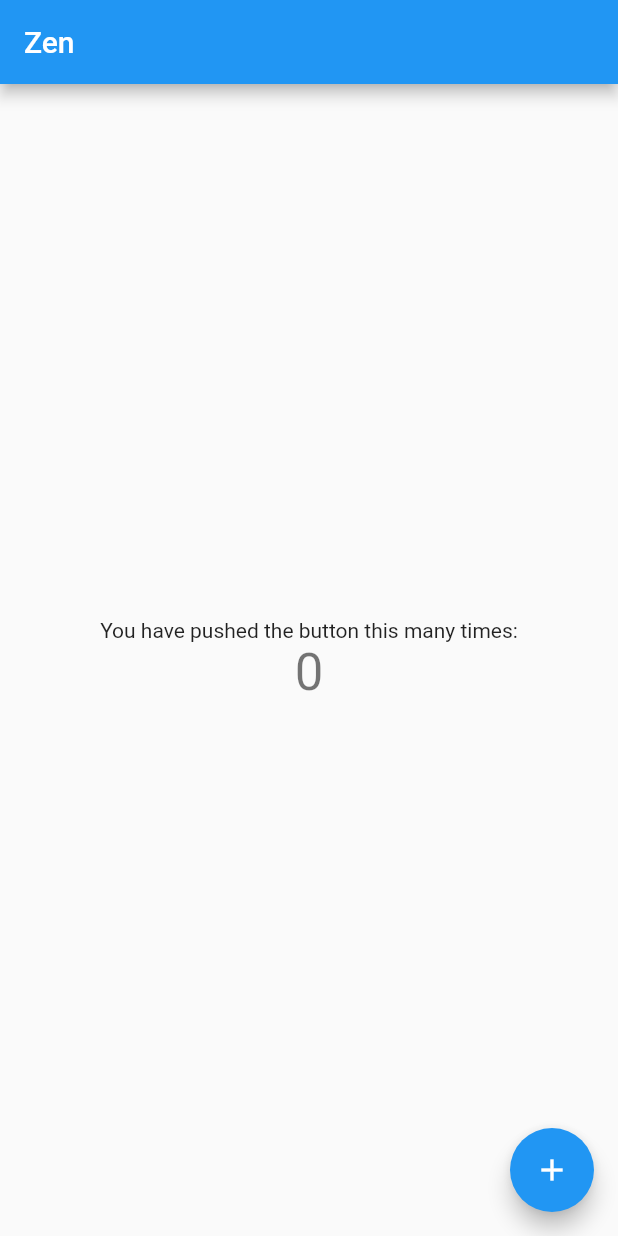
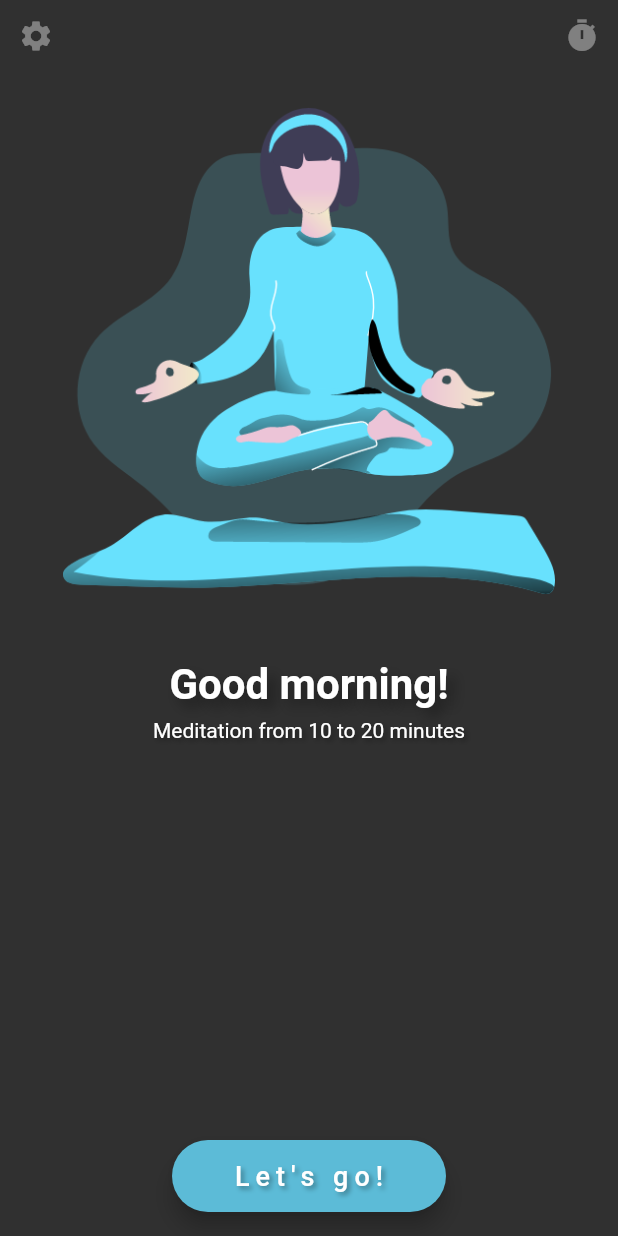
Before and after one commit to Steellow/zen, a Flutter app: the screen it shows after launch, on a phone screen of 412 x 824 dp. Run offline on Flutter 3.47's test engine with Material 2 defaults, Android fonts, the light colour scheme and no system bars.

Commit message:
Craete basic UI for homescreen

```diff
--- a/lib/main.dart
+++ b/lib/main.dart
@@ -1,4 +1,6 @@
 import 'package:flutter/material.dart';
+import 'package:zen_app/screens/home_screen.dart';
+import 'package:zen_app/util/styles.dart';
 
 void main() {
   runApp(const MyApp());
@@ -11,58 +13,9 @@ class MyApp extends StatelessWidget {
   Widget build(BuildContext context) {
     return MaterialApp(
       debugShowCheckedModeBanner: false,
-      title: 'Flutter Demo',
-      theme: ThemeData(
-        primarySwatch: Colors.blue,
-      ),
-      home: const MyHomePage(title: 'Zen'),
+      title: 'zen',
+      theme: Styles.myThemeData,
+      home: const HomeScreen(),
     );
   }
 }
-
-class MyHomePage extends StatefulWidget {
-  const MyHomePage({super.key, required this.title});
-
-  final String title;
-
-  @override
-  State<MyHomePage> createState() => _MyHomePageState();
-}
-
-class _MyHomePageState extends State<MyHomePage> {
-  int _counter = 0;
-
-  void _incrementCounter() {
-    setState(() {
-      _counter++;
-    });
-  }
-
-  @override
-  Widget build(BuildContext context) {
-    return Scaffold(
-      appBar: AppBar(
-        title: Text(widget.title),
-      ),
-      body: Center(
-        child: Column(
-          mainAxisAlignment: MainAxisAlignment.center,
-          children: <Widget>[
-            const Text(
-              'You have pushed the button this many times:',
-            ),
-            Text(
-              '$_counter',
-              style: Theme.of(context).textTheme.headline4,
-            ),
-          ],
-        ),
-      ),
-      floatingActionButton: FloatingActionButton(
-        onPressed: _incrementCounter,
-        tooltip: 'Increment',
-        child: const Icon(Icons.add),
-      ),
-    );
-  }
-}
--- /dev/null
+++ b/lib/screens/home_screen.dart
@@ -0,0 +1,64 @@
+import 'package:flutter/material.dart';
+import 'package:zen_app/util/styles.dart';
+
+class HomeScreen extends StatelessWidget {
+  const HomeScreen({super.key});
+
+  @override
+  Widget build(BuildContext context) {
+    return Scaffold(
+      body: SafeArea(
+        child: Column(
+          children: [
+            Row(
+              mainAxisAlignment: MainAxisAlignment.spaceBetween,
+              children: const [
+                IconButton(
+                  onPressed: null,
+                  icon: Icon(Icons.settings),
+                ),
+                IconButton(
+                  onPressed: null,
+                  icon: Icon(Icons.timer),
+                ),
+              ],
+            ),
+            Padding(
+              padding: const EdgeInsets.only(
+                left: 42,
+                right: 42,
+                bottom: 42,
+                top: 22,
+              ),
+              child: Image.asset('assets/meditation-girl.png'),
+            ),
+            const Text(
+              "Good morning!", // TODO: Dynamic hello message
+              style: Styles.titleText,
+            ),
+            Container(
+              height: 6,
+            ),
+            const Text(
+              "Meditation from 10 to 20 minutes", // TODO: Dynamic text
+              style: TextStyle(
+                shadows: [Styles.smallTextShadow],
+              ),
+            ),
+          ],
+        ),
+      ),
+      floatingActionButton: FloatingActionButton.extended(
+        onPressed: () {},
+        label: const Padding(
+          padding: EdgeInsets.symmetric(horizontal: 20),
+          child: Text(
+            "Let's go!",
+            style: Styles.floatingButtonTextStyle,
+          ),
+        ),
+      ),
+      floatingActionButtonLocation: FloatingActionButtonLocation.centerFloat,
+    );
+  }
+}
--- /dev/null
+++ b/lib/util/styles.dart
@@ -0,0 +1,38 @@
+import 'package:flutter/material.dart';
+
+abstract class Styles {
+  static const TextStyle titleText = TextStyle(
+    fontSize: 28,
+    fontWeight: FontWeight.bold,
+    shadows: [bigTextShadow],
+  );
+
+  static const TextStyle floatingButtonTextStyle = TextStyle(
+    color: Colors.white,
+    fontSize: 18,
+    letterSpacing: 4,
+    shadows: [smallTextShadow],
+  );
+
+  static const Shadow bigTextShadow = Shadow(
+    blurRadius: 10,
+    offset: Offset(5, 5),
+    color: Colors.black38,
+  );
+
+  static const Shadow smallTextShadow = Shadow(
+    blurRadius: 4,
+    offset: Offset(2, 2),
+    color: Colors.black38,
+  );
+
+  static ThemeData myThemeData = ThemeData(
+    brightness: Brightness.dark,
+    floatingActionButtonTheme: const FloatingActionButtonThemeData(
+      backgroundColor: buttonColor,
+      // extendedTextStyle doesn't work for some reason. Check floatingButtonTextStyle
+    ),
+  );
+
+  static const Color buttonColor = Color(0xff5CBBD7);
+}
```
Also changed, not shown: pubspec.yaml (+44 -48 lines), assets/meditation-girl.png (added).
